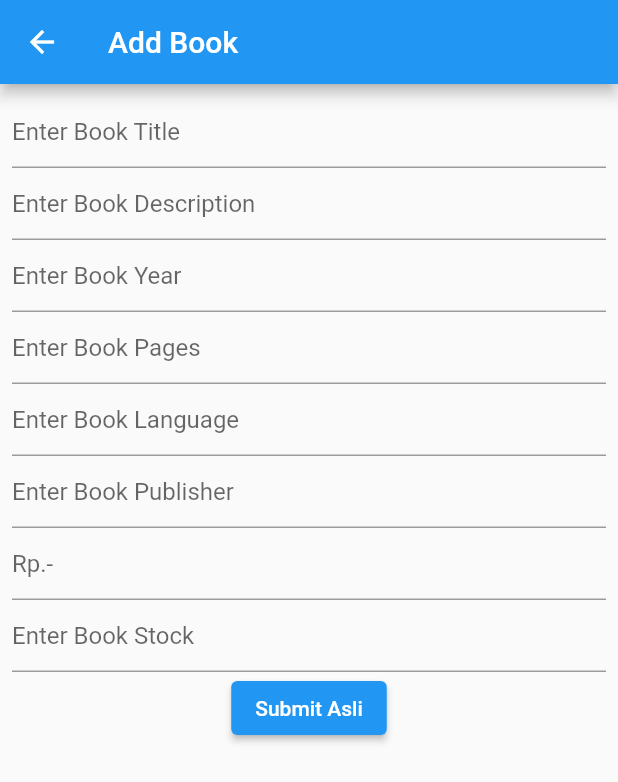
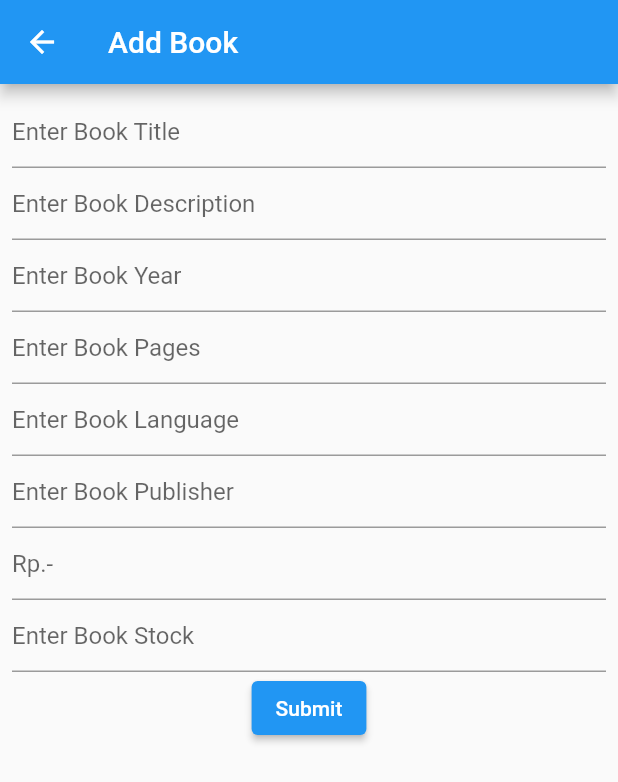
Before and after one commit to DASetya/flutter_api, a Flutter app: the BookFormScreen screen opened by its route, on a phone screen of 412 x 824 dp. Shown: the top 782 px of the screen. Run offline on Flutter 3.47's test engine with Material 2 defaults, Android fonts, the phone set to English and light mode, and no system bars; our stand-ins replace dio, form_field_validator; network calls fail.

Commit message:
remove unused code

```diff
--- a/lib/presentation/book/book_form_screen.dart
+++ b/lib/presentation/book/book_form_screen.dart
@@ -13,7 +13,6 @@ class BookFormScreen extends StatefulWidget {
 }
 
 class _BookFormScreenState extends State<BookFormScreen> {
-  BookRepository _bookRepository = BookRepository();
   TextEditingController bookTitle = new TextEditingController();
   TextEditingController bookDescription = new TextEditingController();
   TextEditingController bookYear = new TextEditingController();
@@ -100,7 +99,6 @@ class _BookFormScreenState extends State<BookFormScreen> {
                         onPressed: () {
                           if (_formKey.currentState!.validate()) {
                             setState(() {
-                              //_bookRepository.addProduct(new Book(title: bookTitle.text, description: bookDescription.text, year: bookYear, pages: pages, language: bookLanguage.text, publisher: bookPublisher.text, price: price, stock: stock))
                               widget.bookViewModel.addBook(Book(
                                 title: bookTitle.text,
                                 description: bookDescription.text,
@@ -115,7 +113,7 @@ class _BookFormScreenState extends State<BookFormScreen> {
                             Navigator.pop(context, 'done');
                           }
                         },
-                        child: Text('Submit Asli')),
+                        child: Text('Submit')),
                   ],
                 ),
               ),
--- a/lib/presentation/member/member_form_screen.dart
+++ b/lib/presentation/member/member_form_screen.dart
@@ -45,10 +45,6 @@ class _MemberFormScreenState extends State<MemberFormScreen> {
                     TextFieldWidget(
                       con: lastName,
                       hint: 'Enter Last Name',
-                      // validate: MultiValidator([
-                      //   RequiredValidator(
-                      //       errorText: "Please enter description"),
-                      // ]),
                     ),
                     TextFieldWidget(
                       con: email,
@@ -67,15 +63,11 @@ class _MemberFormScreenState extends State<MemberFormScreen> {
                     TextFieldWidget(
                       con: status,
                       hint: 'Enter Status, 1 for active and 0 for inactive',
-                      // validate: MultiValidator([
-                      //   RequiredValidator(errorText: "Please enter language"),
-                      // ]),
                     ),
                     ElevatedButton(
                         onPressed: () {
                           if (_formKey.currentState!.validate()) {
                             setState(() {
-                              //_bookRepository.addProduct(new Book(title: bookTitle.text, description: bookDescription.text, year: bookYear, pages: pages, language: bookLanguage.text, publisher: bookPublisher.text, price: price, stock: stock))
                               widget.memberViewModel.addMember(Member(
                                 firstName: firstName.text,
                                 lastName: lastName.text,
@@ -87,7 +79,7 @@ class _MemberFormScreenState extends State<MemberFormScreen> {
                             Navigator.pop(context, 'done');
                           }
                         },
-                        child: Text('Submit Asli')),
+                        child: Text('Submit')),
                   ],
                 ),
               ),
```
